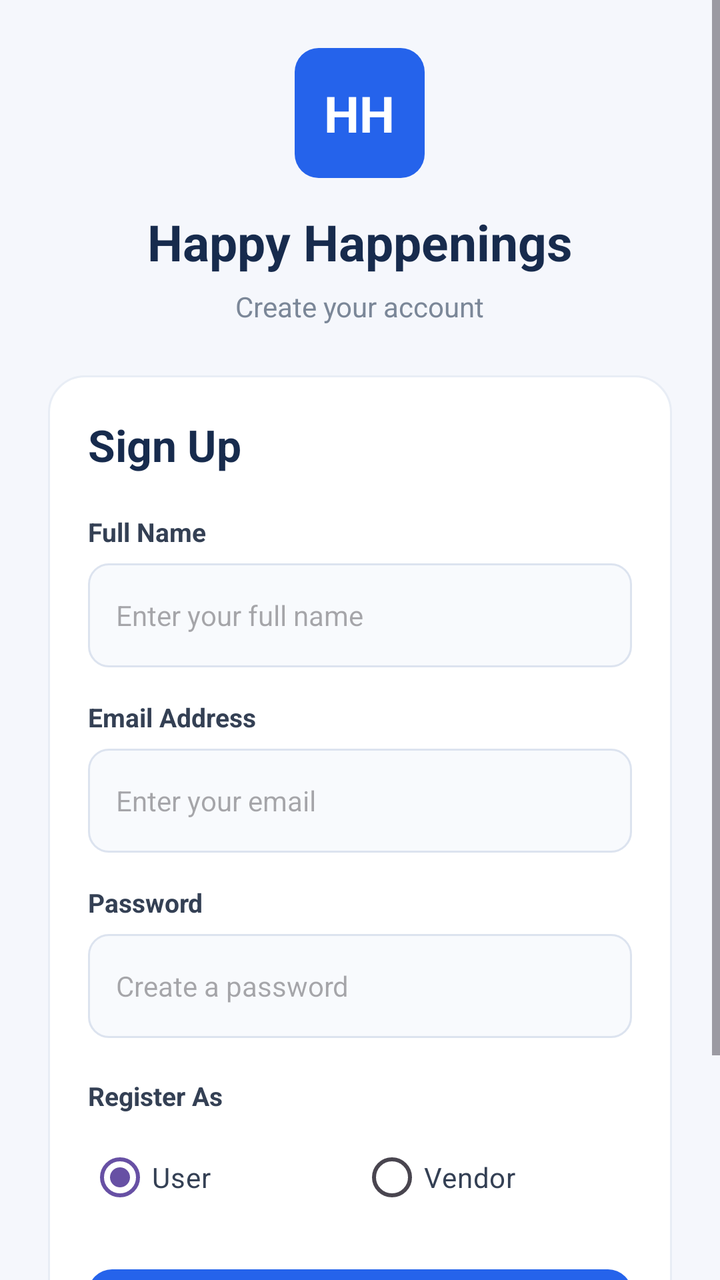
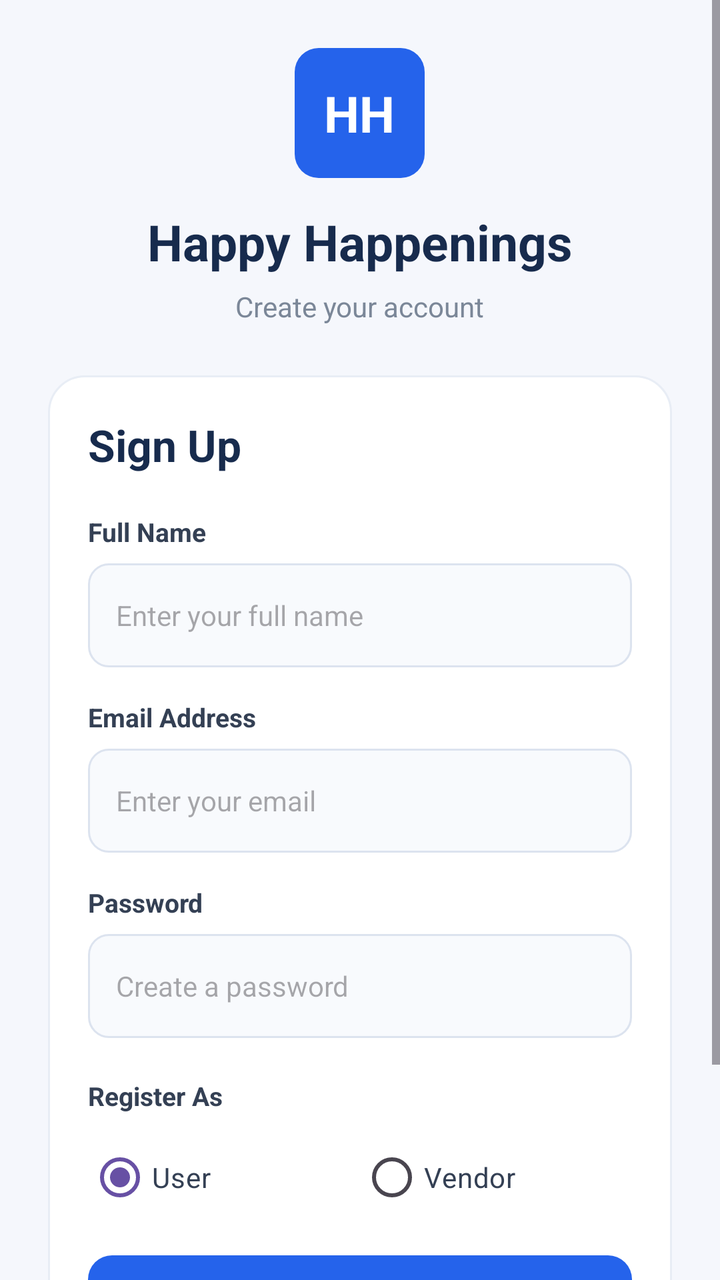

The first picture is an Android layout as it rendered before a commit; the second is the same layout after the commit. The layout source and the unified diff follow.
<!-- AndroidManifest.xml: application theme Theme.HappyHappenings -->
<!-- res/layout/activity_register.xml -->
<?xml version="1.0" encoding="utf-8"?>
<ScrollView
    xmlns:android="http://schemas.android.com/apk/res/android"
    xmlns:app="http://schemas.android.com/apk/res-auto"
    android:layout_width="match_parent"
    android:layout_height="match_parent"
    android:background="#F5F7FC"
    android:fillViewport="true">

    <LinearLayout
        android:layout_width="match_parent"
        android:layout_height="wrap_content"
        android:orientation="vertical"
        android:padding="24dp"
        android:gravity="center_horizontal">

        <TextView
            android:layout_width="65dp"
            android:layout_height="65dp"
            android:gravity="center"
            android:text="HH"
            android:textSize="25sp"
            android:textStyle="bold"
            android:textColor="#FFFFFF"
            android:background="@drawable/blue_button_bg"/>

        <TextView
            android:layout_width="wrap_content"
            android:layout_height="wrap_content"
            android:text="Happy Happenings"
            android:textSize="25sp"
            android:textStyle="bold"
            android:textColor="#172B4D"
            android:layout_marginTop="15dp"/>

        <TextView
            android:layout_width="wrap_content"
            android:layout_height="wrap_content"
            android:text="Create your account"
            android:textSize="14sp"
            android:textColor="#7B8798"
            android:layout_marginTop="6dp"
            android:layout_marginBottom="25dp"/>

        <LinearLayout
            android:layout_width="match_parent"
            android:layout_height="wrap_content"
            android:orientation="vertical"
            android:padding="20dp"
            android:background="@drawable/register_card_bg">

            <TextView
                android:layout_width="wrap_content"
                android:layout_height="wrap_content"
                android:text="Sign Up"
                android:textSize="22sp"
                android:textStyle="bold"
                android:textColor="#172B4D"
                android:layout_marginBottom="20dp"/>

            <TextView
                android:layout_width="wrap_content"
                android:layout_height="wrap_content"
                android:text="Full Name"
                android:textColor="#344054"
                android:textStyle="bold"
                android:textSize="13sp"/>

            <EditText
                android:id="@+id/name"
                android:layout_width="match_parent"
                android:layout_height="52dp"
                android:hint="Enter your full name"
                android:padding="14dp"
                android:textSize="14sp"
                android:inputType="textPersonName"
                android:background="@drawable/register_input_bg"
                android:layout_marginTop="7dp"
                android:layout_marginBottom="16dp"/>

            <TextView
                android:layout_width="wrap_content"
                android:layout_height="wrap_content"
                android:text="Email Address"
                android:textColor="#344054"
                android:textStyle="bold"
                android:textSize="13sp"/>

            <EditText
                android:id="@+id/email"
                android:layout_width="match_parent"
                android:layout_height="52dp"
                android:hint="Enter your email"
                android:padding="14dp"
                android:textSize="14sp"
                android:inputType="textEmailAddress"
                android:background="@drawable/register_input_bg"
                android:layout_marginTop="7dp"
                android:layout_marginBottom="16dp"/>

            <TextView
                android:layout_width="wrap_content"
                android:layout_height="wrap_content"
                android:text="Password"
                android:textColor="#344054"
                android:textStyle="bold"
                android:textSize="13sp"/>

            <EditText
                android:id="@+id/password"
                android:layout_width="match_parent"
                android:layout_height="52dp"
                android:hint="Create a password"
                android:padding="14dp"
                android:textSize="14sp"
                android:inputType="textPassword"
                android:background="@drawable/register_input_bg"
                android:layout_marginTop="7dp"
                android:layout_marginBottom="20dp"/>

            <TextView
                android:layout_width="wrap_content"
                android:layout_height="wrap_content"
                android:text="Register As"
                android:textColor="#344054"
                android:textStyle="bold"
                android:textSize="13sp"/>

            <RadioGroup
                android:id="@+id/roleGroup"
                android:layout_width="match_parent"
                android:layout_height="wrap_content"
                android:orientation="horizontal"
                android:layout_marginTop="8dp"
                android:layout_marginBottom="22dp">

                <RadioButton
                    android:id="@+id/user"
                    android:layout_width="0dp"
                    android:layout_height="48dp"
                    android:layout_weight="1"
                    android:text="User"
                    android:textColor="#344054"
                    android:checked="true"
                    android:buttonTint="#2563EB"/>

                <RadioButton
                    android:id="@+id/vendor"
                    android:layout_width="0dp"
                    android:layout_height="48dp"
                    android:layout_weight="1"
                    android:text="Vendor"
                    android:textColor="#344054"
                    android:buttonTint="#2563EB"/>

            </RadioGroup>

            <Button
                android:id="@+id/register"
                android:layout_width="match_parent"
                android:layout_height="54dp"
                android:text="Create Account"
                android:textSize="15sp"
                android:textStyle="bold"
                android:textColor="#FFFFFF"
                app:backgroundTint="@null"
                android:background="@drawable/blue_button_bg"
                android:backgroundTint="@null"/>

            <TextView
                android:layout_width="match_parent"
                android:layout_height="wrap_content"
                android:text="By creating an account, you agree to our Terms &amp; Privacy Policy."
                android:textSize="11sp"
                android:textColor="#8993A4"
                android:gravity="center"
                android:layout_marginTop="16dp"/>

        </LinearLayout>

    </LinearLayout>

</ScrollView>
<!-- resources referenced by this layout -->
<resources>
  <!-- drawable blue_button_bg (drawable) -->
  <?xml version="1.0" encoding="utf-8"?>
  <shape xmlns:android="http://schemas.android.com/apk/res/android">
  
      <solid android:color="#2563EB"/>
  
      <corners android:radius="12dp"/>
  
  </shape>
  <!-- drawable register_card_bg (drawable) -->
  <?xml version="1.0" encoding="utf-8"?>
  <shape xmlns:android="http://schemas.android.com/apk/res/android">
      <solid android:color="#FFFFFF"/>
      <corners android:radius="18dp"/>
      <stroke
          android:width="1dp"
          android:color="#E8EDF5"/>
  </shape>
  <!-- drawable register_input_bg (drawable) -->
  <?xml version="1.0" encoding="utf-8"?>
  <shape xmlns:android="http://schemas.android.com/apk/res/android">
      <solid android:color="#F8FAFD"/>
      <corners android:radius="10dp"/>
      <stroke
          android:width="1dp"
          android:color="#DCE3EF"/>
  </shape>
  <style name="Theme.HappyHappenings" parent="Base.Theme.HappyHappenings" />
  <style name="Base.Theme.HappyHappenings" parent="Theme.Material3.DayNight.NoActionBar">
          
          
      </style>
</resources>

<!-- the commit's change to res/layout/activity_register.xml (unified diff, before → after) -->
@@ -132,7 +132,7 @@
                 android:layout_height="wrap_content"
                 android:orientation="horizontal"
                 android:layout_marginTop="8dp"
-                android:layout_marginBottom="22dp">
+                android:layout_marginBottom="15dp">
 
                 <RadioButton
                     android:id="@+id/user"
@@ -155,6 +155,32 @@
 
             </RadioGroup>
 
+            <LinearLayout
+                android:id="@+id/vendorCategoryLayout"
+                android:layout_width="match_parent"
+                android:layout_height="wrap_content"
+                android:orientation="vertical"
+                android:visibility="gone"
+                android:layout_marginBottom="20dp">
+
+                <TextView
+                    android:layout_width="wrap_content"
+                    android:layout_height="wrap_content"
+                    android:text="Select Vendor Category"
+                    android:textColor="#344054"
+                    android:textStyle="bold"
+                    android:textSize="13sp"/>
+
+                <Spinner
+                    android:id="@+id/vendorCategory"
+                    android:layout_width="match_parent"
+                    android:layout_height="52dp"
+                    android:background="@drawable/register_input_bg"
+                    android:padding="10dp"
+                    android:layout_marginTop="7dp"/>
+
+            </LinearLayout>
+
             <Button
                 android:id="@+id/register"
                 android:layout_width="match_parent"
